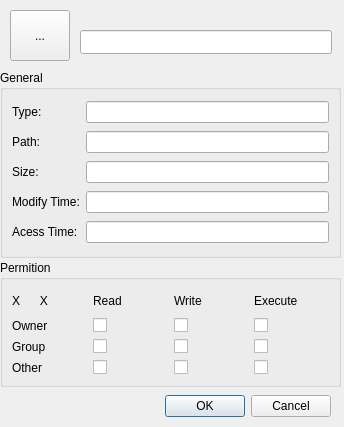
First picture: the form in src/fileproperties.ui, repository kitech/nullfxp, before the edit.
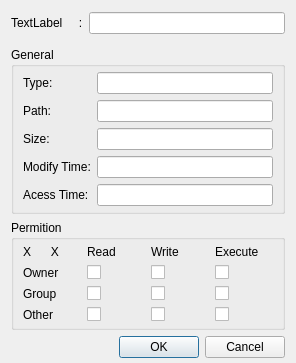
Second picture: the form after the edit.

Commit message: 文件属性对话框调整。

Diff of the .ui file:
```diff
--- a/src/fileproperties.ui
+++ b/src/fileproperties.ui
@@ -5,58 +5,155 @@
    <rect>
     <x>0</x>
     <y>0</y>
-    <width>344</width>
-    <height>427</height>
+    <width>296</width>
+    <height>363</height>
    </rect>
   </property>
   <property name="windowTitle" >
    <string>File Properties</string>
   </property>
-  <widget class="QDialogButtonBox" name="buttonBox" >
-   <property name="geometry" >
-    <rect>
-     <x>10</x>
-     <y>390</y>
-     <width>321</width>
-     <height>32</height>
-    </rect>
+  <layout class="QVBoxLayout" >
+   <property name="topMargin" >
+    <number>5</number>
    </property>
+   <property name="bottomMargin" >
+    <number>5</number>
+   </property>
+   <item>
+    <layout class="QHBoxLayout" >
+     <item>
+      <widget class="QLabel" name="label_13" >
+       <property name="text" >
+        <string>TextLabel</string>
+       </property>
+      </widget>
+     </item>
+     <item>
+      <widget class="QLabel" name="label_14" >
+       <property name="text" >
+        <string>   :</string>
+       </property>
+      </widget>
+     </item>
+     <item>
+      <layout class="QVBoxLayout" >
+       <item>
+        <spacer>
    <property name="orientation" >
-    <enum>Qt::Horizontal</enum>
-   </property>
-   <property name="standardButtons" >
-    <set>QDialogButtonBox::Cancel|QDialogButtonBox::NoButton|QDialogButtonBox::Ok</set>
-   </property>
-  </widget>
+          <enum>Qt::Vertical</enum>
+         </property>
+         <property name="sizeHint" >
+          <size>
+           <width>20</width>
+           <height>21</height>
+          </size>
+         </property>
+        </spacer>
+       </item>
+       <item>
   <widget class="QLineEdit" name="lineEdit" >
-   <property name="geometry" >
-    <rect>
-     <x>80</x>
-     <y>30</y>
-     <width>252</width>
-     <height>24</height>
-    </rect>
-   </property>
    <property name="sizePolicy" >
-    <sizepolicy vsizetype="Fixed" hsizetype="Expanding" >
+          <sizepolicy vsizetype="Expanding" hsizetype="Expanding" >
      <horstretch>0</horstretch>
      <verstretch>0</verstretch>
     </sizepolicy>
    </property>
   </widget>
+       </item>
+       <item>
+        <spacer>
+         <property name="orientation" >
+          <enum>Qt::Vertical</enum>
+         </property>
+         <property name="sizeHint" >
+          <size>
+           <width>20</width>
+           <height>20</height>
+          </size>
+         </property>
+        </spacer>
+       </item>
+      </layout>
+     </item>
+    </layout>
+   </item>
+   <item>
+    <widget class="QGroupBox" name="groupBox_2" >
+     <property name="title" >
+      <string>General</string>
+     </property>
+     <layout class="QGridLayout" >
+      <property name="topMargin" >
+       <number>5</number>
+      </property>
+      <property name="bottomMargin" >
+       <number>5</number>
+      </property>
+      <item row="0" column="0" >
+       <widget class="QLabel" name="label" >
+        <property name="text" >
+         <string>Type:</string>
+        </property>
+       </widget>
+      </item>
+      <item row="0" column="1" >
+       <widget class="QLineEdit" name="lineEdit_2" />
+      </item>
+      <item row="1" column="0" >
+       <widget class="QLabel" name="label_2" >
+        <property name="text" >
+         <string>Path:</string>
+        </property>
+       </widget>
+      </item>
+      <item row="1" column="1" >
+       <widget class="QLineEdit" name="lineEdit_3" />
+      </item>
+      <item row="2" column="0" >
+       <widget class="QLabel" name="label_3" >
+        <property name="text" >
+         <string>Size:</string>
+        </property>
+       </widget>
+      </item>
+      <item row="2" column="1" >
+       <widget class="QLineEdit" name="lineEdit_4" />
+      </item>
+      <item row="3" column="0" >
+       <widget class="QLabel" name="label_4" >
+        <property name="text" >
+         <string>Modify Time:</string>
+        </property>
+       </widget>
+      </item>
+      <item row="3" column="1" >
+       <widget class="QLineEdit" name="lineEdit_5" />
+      </item>
+      <item row="4" column="1" >
+       <widget class="QLineEdit" name="lineEdit_6" />
+      </item>
+      <item row="4" column="0" >
+       <widget class="QLabel" name="label_5" >
+        <property name="text" >
+         <string>Acess Time:</string>
+        </property>
+       </widget>
+      </item>
+     </layout>
+    </widget>
+   </item>
+   <item>
   <widget class="QGroupBox" name="groupBox" >
-   <property name="geometry" >
-    <rect>
-     <x>0</x>
-     <y>260</y>
-     <width>341</width>
-     <height>127</height>
-    </rect>
-   </property>
    <property name="title" >
     <string>Permition</string>
    </property>
    <layout class="QGridLayout" >
+      <property name="topMargin" >
+       <number>5</number>
+      </property>
+      <property name="bottomMargin" >
+       <number>5</number>
+      </property>
     <item row="0" column="0" >
      <widget class="QLabel" name="label_9" >
       <property name="text" >
@@ -171,84 +268,18 @@
     </item>
    </layout>
   </widget>
-  <widget class="QGroupBox" name="groupBox_2" >
-   <property name="geometry" >
-    <rect>
-     <x>0</x>
-     <y>70</y>
-     <width>341</width>
-     <height>188</height>
-    </rect>
-   </property>
-   <property name="title" >
-    <string>General</string>
-   </property>
-   <layout class="QGridLayout" >
-    <item row="0" column="0" >
-     <widget class="QLabel" name="label" >
-      <property name="text" >
-       <string>Type:</string>
-      </property>
-     </widget>
-    </item>
-    <item row="0" column="1" >
-     <widget class="QLineEdit" name="lineEdit_2" />
-    </item>
-    <item row="1" column="0" >
-     <widget class="QLabel" name="label_2" >
-      <property name="text" >
-       <string>Path:</string>
-      </property>
-     </widget>
-    </item>
-    <item row="1" column="1" >
-     <widget class="QLineEdit" name="lineEdit_3" />
-    </item>
-    <item row="2" column="0" >
-     <widget class="QLabel" name="label_3" >
-      <property name="text" >
-       <string>Size:</string>
-      </property>
-     </widget>
-    </item>
-    <item row="2" column="1" >
-     <widget class="QLineEdit" name="lineEdit_4" />
-    </item>
-    <item row="3" column="0" >
-     <widget class="QLabel" name="label_4" >
-      <property name="text" >
-       <string>Modify Time:</string>
-      </property>
-     </widget>
-    </item>
-    <item row="3" column="1" >
-     <widget class="QLineEdit" name="lineEdit_5" />
-    </item>
-    <item row="4" column="1" >
-     <widget class="QLineEdit" name="lineEdit_6" />
-    </item>
-    <item row="4" column="0" >
-     <widget class="QLabel" name="label_5" >
-      <property name="text" >
-       <string>Acess Time:</string>
+   </item>
+   <item>
+    <widget class="QDialogButtonBox" name="buttonBox" >
+     <property name="orientation" >
+      <enum>Qt::Horizontal</enum>
+     </property>
+     <property name="standardButtons" >
+      <set>QDialogButtonBox::Cancel|QDialogButtonBox::NoButton|QDialogButtonBox::Ok</set>
       </property>
      </widget>
     </item>
    </layout>
-  </widget>
-  <widget class="QToolButton" name="toolButton" >
-   <property name="geometry" >
-    <rect>
-     <x>10</x>
-     <y>10</y>
-     <width>60</width>
-     <height>51</height>
-    </rect>
-   </property>
-   <property name="text" >
-    <string>...</string>
-   </property>
-  </widget>
  </widget>
  <resources/>
  <connections>
```
Lines whose indentation alone changed are shown as unchanged.
